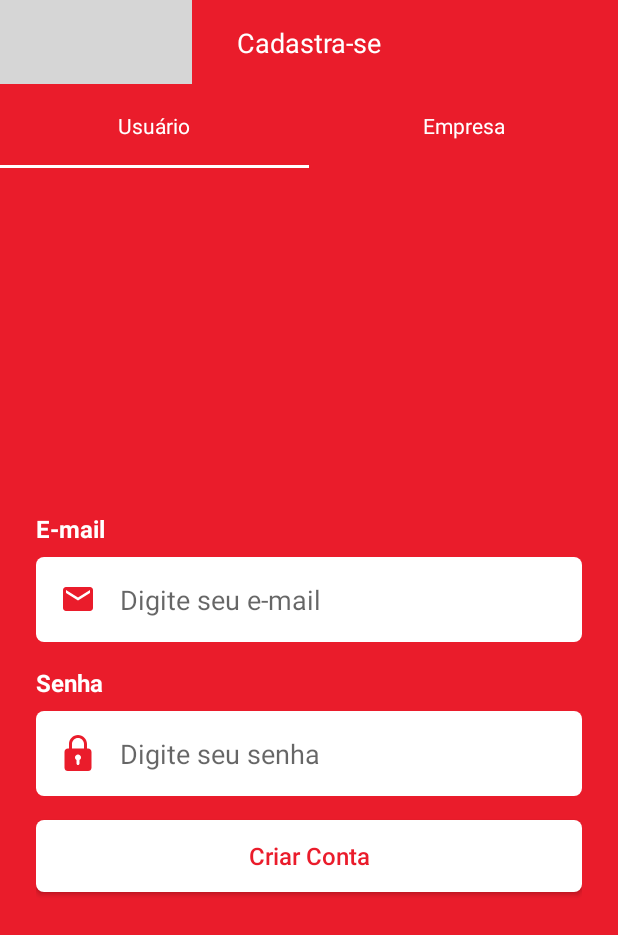
After one commit to Evandro34/Projetos, an Android app: the CriarContaActivity screen opened directly, with no data from a screen before it, on a phone screen of 412 x 824 dp. The commit adds this screen. Shown: the top 935 px of the screen. Run offline under Robolectric (Android 15) with nearby library versions, the phone set to English and light mode, and no system bars; grey boxes are pictures that could not be loaded.

Commit message:
tab layout,view pager ,fragments

```diff
--- /dev/null
+++ b/cityfood/app/src/main/java/devandroid/evandro/cityfood/activity/autenticacao/CriarContaActivity.java
@@ -0,0 +1,63 @@
+package devandroid.evandro.cityfood.activity.autenticacao;
+
+import androidx.appcompat.app.AppCompatActivity;
+import androidx.viewpager.widget.ViewPager;
+
+import android.content.Intent;
+import android.os.Bundle;
+import android.widget.TableLayout;
+import android.widget.TextView;
+
+import com.google.android.material.tabs.TabLayout;
+
+import devandroid.evandro.cityfood.R;
+import devandroid.evandro.cityfood.adpater.ViewPagerAdapter;
+import devandroid.evandro.cityfood.fragments.EmpresaFragment;
+import devandroid.evandro.cityfood.fragments.UsuarioFragment;
+
+public class CriarContaActivity extends AppCompatActivity {
+
+    private TabLayout table_layout;
+    private ViewPager view_pager;
+
+    @Override
+    protected void onCreate(Bundle savedInstanceState) {
+        super.onCreate(savedInstanceState);
+        setContentView(R.layout.activity_criar_conta);
+
+        iniciaComponentes();
+        configTabsLayout();
+        configCliques();
+    }
+
+    private void configCliques() {
+        findViewById(R.id.ib_voltar).setOnClickListener(view -> finish());
+    }
+
+    private void configTabsLayout() {
+
+        ViewPagerAdapter viewPagerAdapter = new ViewPagerAdapter(getSupportFragmentManager());
+
+        viewPagerAdapter.addFragment(new UsuarioFragment(), "Usuário");
+        viewPagerAdapter.addFragment(new EmpresaFragment(), "Empresa");
+
+        view_pager.setAdapter(viewPagerAdapter);
+
+        table_layout.setElevation(0);
+
+        table_layout.setupWithViewPager(view_pager);
+
+
+    }
+
+
+    private void iniciaComponentes() {
+
+        TextView text_toolbar = findViewById(R.id.text_toolbar);
+        text_toolbar.setText("Cadastra-se");
+        table_layout = findViewById(R.id.tab_layout);
+        view_pager = findViewById(R.id.view_pager);
+    }
+
+
+}
--- /dev/null
+++ b/cityfood/app/src/main/java/devandroid/evandro/cityfood/adpater/ViewPagerAdapter.java
@@ -0,0 +1,43 @@
+package devandroid.evandro.cityfood.adpater;
+
+import androidx.annotation.NonNull;
+import androidx.annotation.Nullable;
+import androidx.fragment.app.Fragment;
+import androidx.fragment.app.FragmentManager;
+import androidx.fragment.app.FragmentStatePagerAdapter;
+
+import java.util.ArrayList;
+import java.util.List;
+
+public class ViewPagerAdapter extends FragmentStatePagerAdapter {
+
+    private final List<Fragment> mFragmentList = new ArrayList<>();
+    private final List<String> mFragmentTitleList = new ArrayList<>();
+
+    public ViewPagerAdapter(@NonNull FragmentManager fm) {
+        super(fm, FragmentStatePagerAdapter.BEHAVIOR_RESUME_ONLY_CURRENT_FRAGMENT);
+    }
+
+    @NonNull
+    @Override
+    public Fragment getItem(int position) {
+        return mFragmentList.get(position);
+    }
+
+    @Override
+    public int getCount() {
+        return mFragmentTitleList.size();
+    }
+
+    @Nullable
+    @Override
+    public CharSequence getPageTitle(int position) {
+        return mFragmentTitleList.get(position);
+    }
+
+    public void addFragment(Fragment fragment, String title){
+        mFragmentList.add(fragment);
+        mFragmentTitleList.add(title);
+    }
+
+}
--- /dev/null
+++ b/cityfood/app/src/main/java/devandroid/evandro/cityfood/fragments/EmpresaFragment.java
@@ -0,0 +1,66 @@
+package devandroid.evandro.cityfood.fragments;
+
+import android.os.Bundle;
+
+import androidx.fragment.app.Fragment;
+
+import android.view.LayoutInflater;
+import android.view.View;
+import android.view.ViewGroup;
+
+import devandroid.evandro.cityfood.R;
+
+/**
+ * A simple {@link Fragment} subclass.
+ * Use the {@link EmpresaFragment#newInstance} factory method to
+ * create an instance of this fragment.
+ */
+public class EmpresaFragment extends Fragment {
+
+    // TODO: Rename parameter arguments, choose names that match
+    // the fragment initialization parameters, e.g. ARG_ITEM_NUMBER
+    private static final String ARG_PARAM1 = "param1";
+    private static final String ARG_PARAM2 = "param2";
+
+    // TODO: Rename and change types of parameters
+    private String mParam1;
+    private String mParam2;
+
+    public EmpresaFragment() {
+        // Required empty public constructor
+    }
+
+    /**
+     * Use this factory method to create a new instance of
+     * this fragment using the provided parameters.
+     *
+     * @param param1 Parameter 1.
+     * @param param2 Parameter 2.
+     * @return A new instance of fragment EmpresaFragment.
+     */
+    // TODO: Rename and change types and number of parameters
+    public static EmpresaFragment newInstance(String param1, String param2) {
+        EmpresaFragment fragment = new EmpresaFragment();
+        Bundle args = new Bundle();
+        args.putString(ARG_PARAM1, param1);
+        args.putString(ARG_PARAM2, param2);
+        fragment.setArguments(args);
+        return fragment;
+    }
+
+    @Override
+    public void onCreate(Bundle savedInstanceState) {
+        super.onCreate(savedInstanceState);
+        if (getArguments() != null) {
+            mParam1 = getArguments().getString(ARG_PARAM1);
+            mParam2 = getArguments().getString(ARG_PARAM2);
+        }
+    }
+
+    @Override
+    public View onCreateView(LayoutInflater inflater, ViewGroup container,
+                             Bundle savedInstanceState) {
+        // Inflate the layout for this fragment
+        return inflater.inflate(R.layout.fragment_empresa, container, false);
+    }
+}
--- /dev/null
+++ b/cityfood/app/src/main/java/devandroid/evandro/cityfood/fragments/UsuarioFragment.java
@@ -0,0 +1,22 @@
+package devandroid.evandro.cityfood.fragments;
+
+import android.os.Bundle;
+
+import androidx.fragment.app.Fragment;
+
+import android.view.LayoutInflater;
+import android.view.View;
+import android.view.ViewGroup;
+
+import devandroid.evandro.cityfood.R;
+
+
+public class UsuarioFragment extends Fragment {
+
+    @Override
+    public View onCreateView(LayoutInflater inflater, ViewGroup container,
+                             Bundle savedInstanceState) {
+        // Inflate the layout for this fragment
+        return inflater.inflate(R.layout.fragment_usuario, container, false);
+    }
+}
--- /dev/null
+++ b/cityfood/app/src/main/res/layout/activity_criar_conta.xml
@@ -0,0 +1,41 @@
+<?xml version="1.0" encoding="utf-8"?>
+<LinearLayout xmlns:android="http://schemas.android.com/apk/res/android"
+    xmlns:app="http://schemas.android.com/apk/res-auto"
+    xmlns:tools="http://schemas.android.com/tools"
+    android:layout_width="match_parent"
+    android:layout_height="match_parent"
+    android:orientation="vertical">
+
+    <include layout="@layout/toolbar"></include>
+
+    <com.google.android.material.appbar.AppBarLayout
+        android:id="@+id/appbar"
+        android:layout_width="match_parent"
+        android:layout_height="?actionBarSize"
+        app:elevation="0dp">
+
+        <com.google.android.material.tabs.TabLayout
+
+            android:id="@+id/tab_layout"
+            android:layout_width="match_parent"
+            android:layout_height="match_parent"
+            android:background="@color/cor_principal"
+            app:tabIndicatorColor="@color/white"
+            app:tabInlineLabel="true"
+            app:tabMode="fixed"
+            app:tabTextAppearance="@style/CustomStyleTabLayout"
+            app:tabTextColor="@color/white">
+
+
+        </com.google.android.material.tabs.TabLayout>
+
+
+    </com.google.android.material.appbar.AppBarLayout>
+
+    <androidx.viewpager.widget.ViewPager
+        android:id="@+id/view_pager"
+        android:layout_width="match_parent"
+        android:layout_height="match_parent"/>
+
+
+</LinearLayout>
--- /dev/null
+++ b/cityfood/app/src/main/res/layout/fragment_usuario.xml
@@ -0,0 +1,97 @@
+<?xml version="1.0" encoding="utf-8"?>
+<LinearLayout xmlns:android="http://schemas.android.com/apk/res/android"
+    xmlns:tools="http://schemas.android.com/tools"
+    android:layout_width="match_parent"
+    android:layout_height="match_parent"
+    android:background="@color/cor_principal"
+    android:orientation="vertical"
+    xmlns:app="http://schemas.android.com/apk/res-auto"
+    tools:context=".fragments.UsuarioFragment">
+
+    <ScrollView
+        android:layout_width="match_parent"
+        android:layout_height="match_parent"
+        android:fillViewport="true"
+        app:layout_constraintBottom_toBottomOf="parent"
+        app:layout_constraintEnd_toEndOf="parent"
+        app:layout_constraintStart_toStartOf="parent"
+        app:layout_constraintTop_toBottomOf="@+id/include_login">
+
+
+        <LinearLayout
+            android:layout_width="match_parent"
+            android:layout_height="wrap_content"
+            android:gravity="center"
+            android:orientation="vertical"
+            android:padding="24dp">
+
+            <TextView
+                android:layout_width="match_parent"
+                android:layout_height="wrap_content"
+                android:text="E-mail"
+                android:textColor="@android:color/white"
+                android:textSize="16sp"
+                android:textStyle="bold" />
+
+            <EditText
+                android:id="@+id/edt_email"
+                android:layout_width="match_parent"
+                android:layout_height="wrap_content"
+                android:layout_marginTop="8dp"
+                android:background="@drawable/bg_edit"
+                android:drawableStart="@drawable/ic_email_red"
+                android:drawablePadding="16dp"
+                android:hint="Digite seu e-mail"
+                android:inputType="textEmailAddress"
+                android:padding="16dp" />
+
+            <TextView
+                android:layout_width="match_parent"
+                android:layout_height="wrap_content"
+                android:layout_marginTop="16dp"
+                android:text="Senha"
+                android:textColor="@android:color/white"
+                android:textSize="16sp"
+                android:textStyle="bold" />
+
+            <EditText
+                android:id="@+id/edt_senha"
+                android:layout_width="match_parent"
+                android:layout_height="wrap_content"
+                android:layout_marginTop="8dp"
+                android:background="@drawable/bg_edit"
+                android:drawableStart="@drawable/ic_password"
+                android:drawablePadding="16dp"
+                android:hint="Digite seu senha"
+                android:inputType="textPassword"
+                android:padding="16dp" />
+
+            <android.widget.Button
+                android:id="@+id/btn_Entrar"
+                android:layout_width="match_parent"
+                android:layout_height="wrap_content"
+                android:layout_marginTop="16dp"
+                android:background="@drawable/bg_edit"
+                android:text="Criar Conta"
+                android:textAllCaps="false"
+                android:textColor="@color/cor_principal"
+                android:textSize="16dp"
+
+                />
+
+
+
+            <ProgressBar
+                android:layout_marginTop="8dp"
+                android:id="@+id/progressBar"
+                android:layout_width="wrap_content"
+                android:layout_height="wrap_content"
+                android:theme="@style/ThemeProgressBar"
+                android:visibility="gone"
+                tools:visibility="visible" />
+
+        </LinearLayout>
+
+    </ScrollView>
+
+</LinearLayout>
--- a/cityfood/app/src/main/res/values/strings.xml
+++ b/cityfood/app/src/main/res/values/strings.xml
@@ -1,3 +1,5 @@
 <resources>
     <string name="app_name">cityfood</string>
+    <!-- TODO: Remove or change this placeholder text -->
+    <string name="hello_blank_fragment">Hello blank fragment</string>
 </resources>
--- a/cityfood/app/src/main/res/values/themes.xml
+++ b/cityfood/app/src/main/res/values/themes.xml
@@ -17,4 +17,9 @@
     <style name="ThemeProgressBar" parent="Theme.Cityfood">
         <item name="colorAccent">@color/white</item>
     </style>
+
+    <style name="CustomStyleTabLayout" parent="Theme.Cityfood">
+        <item name="android:textSize">14sp</item>
+        <item name="textAllCaps">false</item>
+    </style>
 </resources>
```
Also changed, not shown: cityfood/app/src/main/AndroidManifest.xml (+6 -3 lines), cityfood/app/src/main/java/devandroid/evandro/cityfood/activity/autenticacao/LoginActivity.java (+17 -0 lines), cityfood/app/src/main/res/layout/fragment_empresa.xml (added, +96 -0 lines).
